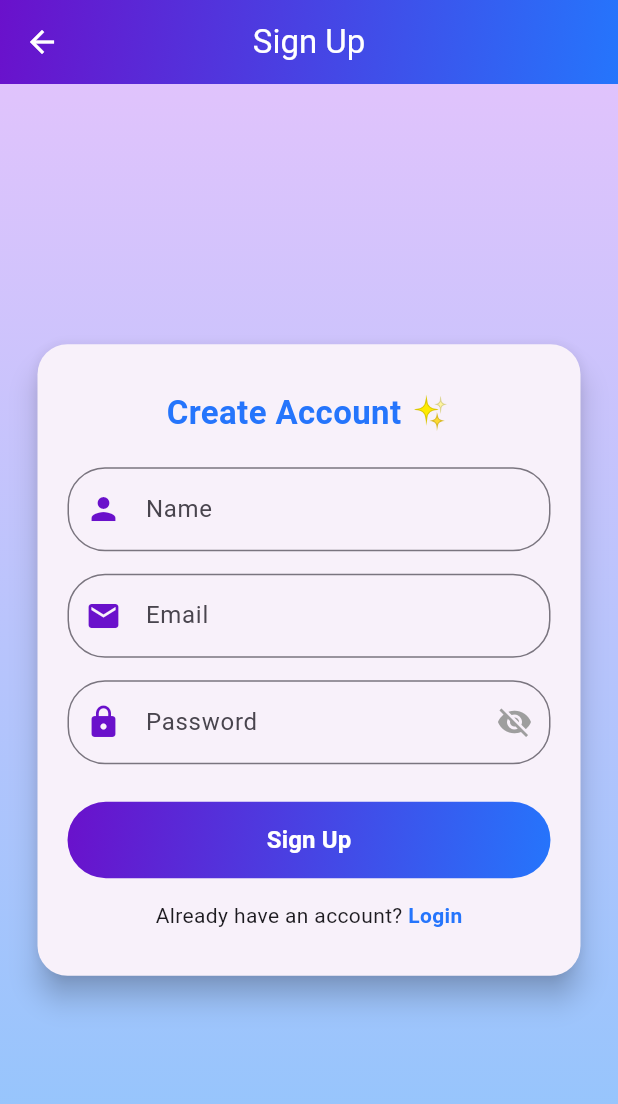
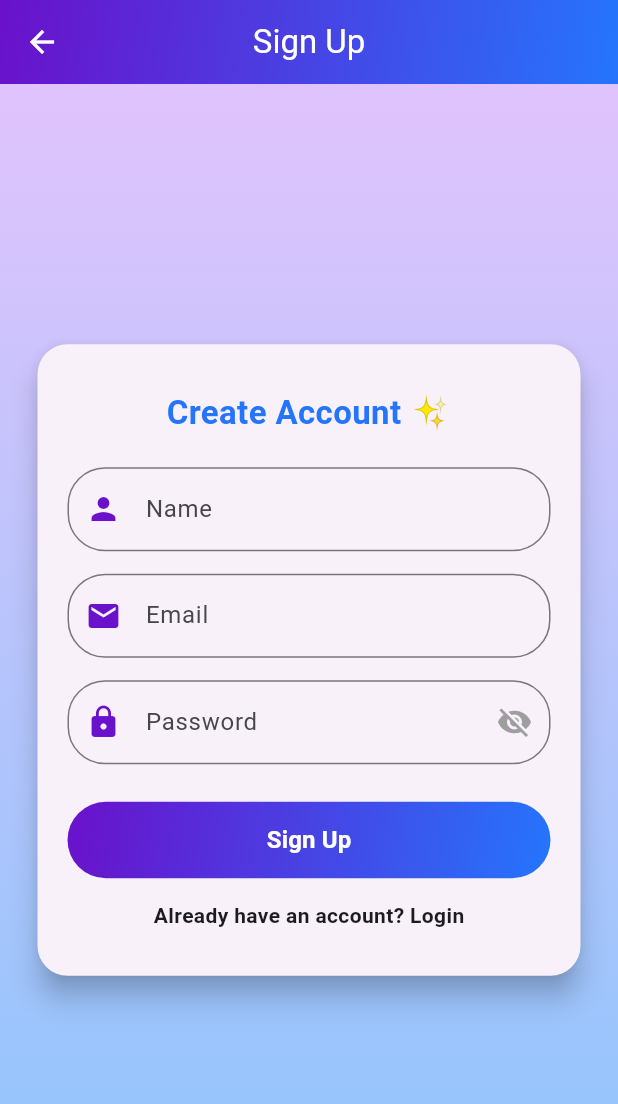
Before and after one commit to uday597/Attendance_app, a Flutter app: the Signup screen opened by its route, on a phone screen of 412 x 824 dp. Shown: the top 1104 px of the screen. Run offline on Flutter 3.47's test engine with Material 3 defaults, Android fonts, the phone set to English and light mode, and no system bars; our stand-ins replace sqflite; accounts and stored records are empty.

Commit message:
new changes

```diff
--- a/lib/database/atendance.dart
+++ b/lib/database/atendance.dart
@@ -36,7 +36,7 @@ class AttendanceDb {
         whereArgs: [studentid, datestring],
       );
       if (update == 0) {
-        return await db!.insert(tablename, {
+        return await db.insert(tablename, {
           studentIdcolumn: studentid,
           statuscolumn: status,
           datecolumn: datestring,
--- a/lib/main.dart
+++ b/lib/main.dart
@@ -1,7 +1,6 @@
 import 'package:attendance_app/provider/attendanceprovider.dart';
 import 'package:attendance_app/provider/student.dart';
 import 'package:attendance_app/screens/homescreen.dart';
-import 'package:attendance_app/screens/student/student.dart';
 import 'package:attendance_app/screens/teachers/authentication/login.dart';
 import 'package:attendance_app/screens/teachers/authentication/signup.dart';
 import 'package:attendance_app/screens/teachers/teachers.dart';
--- a/lib/screens/teachers/authentication/login.dart
+++ b/lib/screens/teachers/authentication/login.dart
@@ -178,11 +178,7 @@ class _LoginState extends State<Login> {
 
                       TextButton(
                         onPressed: () {
-                          Navigator.pushNamedAndRemoveUntil(
-                            context,
-                            '/teacher/signup',
-                            (Route<dynamic> route) => false,
-                          );
+                          Navigator.pushNamed(context, '/teacher/signup');
                         },
                         child: const Text(
                           "Don't have an account? Sign Up",
--- a/lib/screens/teachers/authentication/signup.dart
+++ b/lib/screens/teachers/authentication/signup.dart
@@ -1,5 +1,4 @@
 import 'package:attendance_app/database/teachers.dart';
-import 'package:attendance_app/screens/teachers/authentication/login.dart';
 import 'package:flutter/material.dart';
 
 class Signup extends StatefulWidget {
@@ -214,28 +213,14 @@ class _SignupState extends State<Signup> {
                       ),
                       const SizedBox(height: 15),
 
-                      // Already have account
-                      Row(
-                        mainAxisAlignment: MainAxisAlignment.center,
-                        children: [
-                          const Text("Already have an account? "),
-                          GestureDetector(
-                            onTap: () {
-                              Navigator.pushNamedAndRemoveUntil(
-                                context,
-                                '/teacher/login',
-                                (Route<dynamic> route) => false,
-                              );
-                            },
-                            child: const Text(
-                              "Login",
-                              style: TextStyle(
-                                color: Color(0xFF2575FC),
-                                fontWeight: FontWeight.bold,
-                              ),
-                            ),
-                          ),
-                        ],
+                      GestureDetector(
+                        onTap: () {
+                          Navigator.pushNamed(context, '/teacher/login');
+                        },
+                        child: const Text(
+                          "Already have an account? Login",
+                          style: TextStyle(fontWeight: FontWeight.bold),
+                        ),
                       ),
                     ],
                   ),
--- a/lib/screens/teachers/student_attendance.dart
+++ b/lib/screens/teachers/student_attendance.dart
@@ -50,6 +50,9 @@ class _StudentAttendanceState extends State<StudentAttendance> {
             ),
             ElevatedButton.icon(
               onPressed: () async {
+                ScaffoldMessenger.of(context).showSnackBar(
+                  const SnackBar(content: Text("Attendance updated")),
+                );
                 await provider.updateAttendance(widget.studentid, 'Present');
               },
               style: ElevatedButton.styleFrom(
@@ -74,6 +77,9 @@ class _StudentAttendanceState extends State<StudentAttendance> {
             ),
             ElevatedButton.icon(
               onPressed: () async {
+                ScaffoldMessenger.of(context).showSnackBar(
+                  const SnackBar(content: Text("Attendance updated")),
+                );
                 await provider.updateAttendance(widget.studentid, 'Absent');
               },
               style: ElevatedButton.styleFrom(
--- a/lib/screens/teachers/teachers.dart
+++ b/lib/screens/teachers/teachers.dart
@@ -1,5 +1,4 @@
 import 'package:attendance_app/provider/student.dart';
-import 'package:attendance_app/screens/student/attendance_history.dart';
 import 'package:attendance_app/screens/teachers/student_attendance.dart';
 import 'package:flutter/material.dart';
 import 'package:provider/provider.dart';
```
Also changed, not shown: lib/screens/student/attendance.dart (+14 -4 lines), lib/screens/student/student.dart (+4 -17 lines), assets/images/welimg.png (added), 1 other file.
